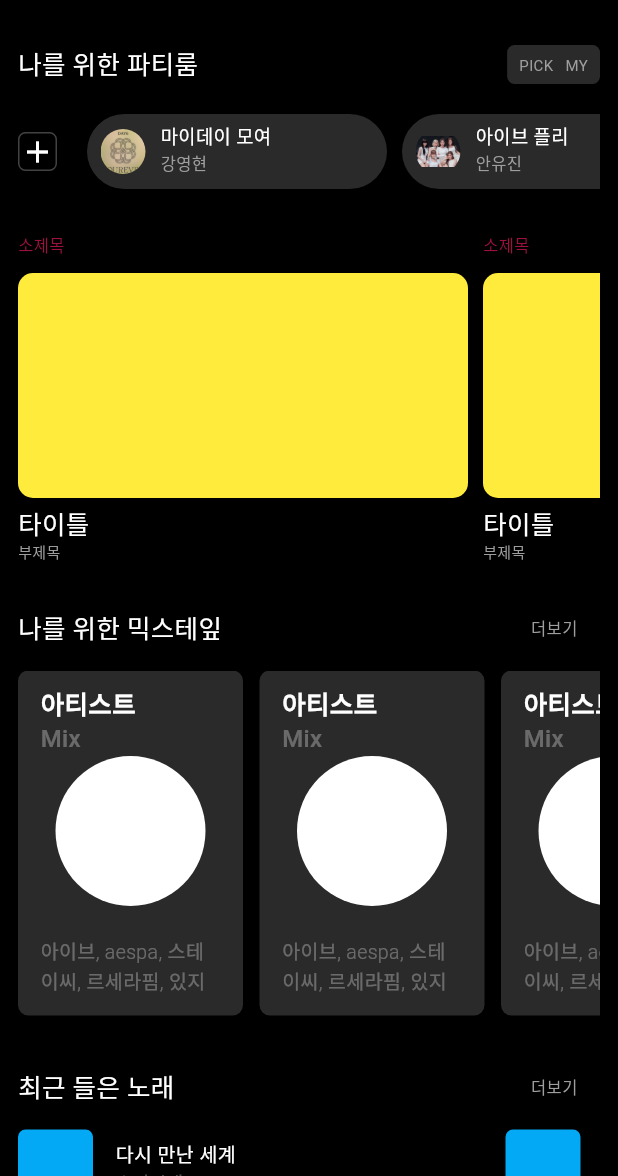
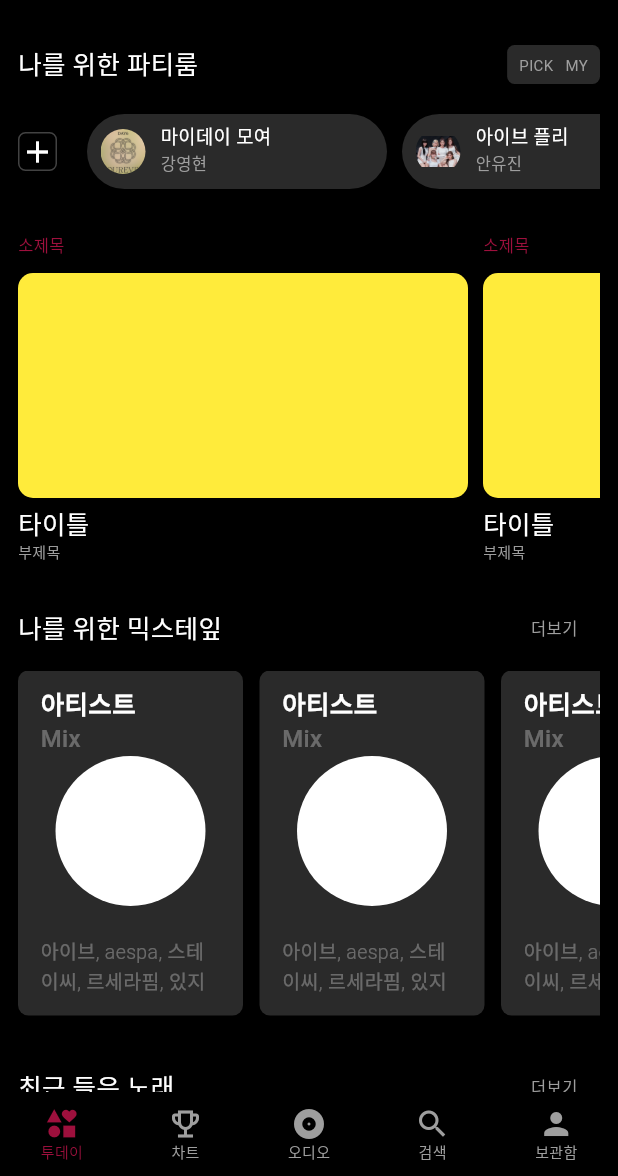
Before and after one commit to SO-HUII/Music-App-Clone-Coding, a Flutter app: the screen it shows after launch, after a tap on the "add" icon, on a phone screen of 412 x 824 dp, the part 60-1236 px from its top. Run offline on Flutter 3.47's test engine with Material 3 defaults, Android fonts, the phone set to English and light mode, and no system bars; our stand-ins replace flutter_svg, get.

Commit message:
Feat: Magazine widget 구현 및 homeview에 적용 + 필요없는 import구문 삭제

```diff
--- /dev/null
+++ b/lib/routes/home/components/magazine.widget.dart
@@ -0,0 +1,115 @@
+import 'package:flutter/material.dart';
+import 'package:get/get.dart';
+import 'package:music_app_clone_coding/common/style/font.dart';
+
+class Magazine extends StatefulWidget {
+  const Magazine({super.key});
+
+  @override
+  State<Magazine> createState() => _MagazineState();
+}
+
+class _MagazineState extends State<Magazine> {
+  late RxBool padEndsValue = false.obs;
+
+  @override
+  Widget build(BuildContext context) {
+    final PageController magazineController =
+        PageController(initialPage: 0, viewportFraction: 0.85);
+
+    return Column(
+      children: [
+        const Padding(
+          padding: EdgeInsets.fromLTRB(0, 0, 15, 0),
+          child: Row(
+            mainAxisAlignment: MainAxisAlignment.spaceBetween,
+            children: [
+              Text(
+                "매거진",
+                style: MyFontFamily.subTitle,
+              ),
+              Text(
+                "더보기",
+                style: MyFontFamily.detailTitle,
+              ),
+            ],
+          ),
+        ),
+        const SizedBox(height: 20),
+        SizedBox(
+          height: 300,
+          child: PageView.builder(
+            controller: magazineController,
+            itemCount: 4,
+            padEnds: padEndsValue(),
+            onPageChanged: (index) {
+              if (index != 0 && index != 3) {
+                padEndsValue(true);
+              } else {
+                padEndsValue(false);
+              }
+              setState(() {});
+            },
+            itemBuilder: (context, index) {
+              return Container(
+                margin: const EdgeInsets.only(right: 10),
+                child: Column(
+                  children: [
+                    Container(
+                      width: 300,
+                      height: 300,
+                      //alignment: Alignment.bottomLeft,
+                      padding: const EdgeInsets.symmetric(
+                        horizontal: 15,
+                        vertical: 20,
+                      ),
+                      decoration: BoxDecoration(
+                        borderRadius: BorderRadius.circular(5),
+                        color: Colors.pinkAccent,
+                      ),
+                      child: Column(
+                        mainAxisAlignment: MainAxisAlignment.end,
+                        crossAxisAlignment: CrossAxisAlignment.start,
+                        children: [
+                          Container(
+                            decoration: BoxDecoration(
+                              borderRadius: BorderRadius.circular(50),
+                              color: Colors.deepPurple,
+                            ),
+                            width: 70,
+                            height: 25,
+                            child: const Align(
+                              alignment: Alignment.center,
+                              child: Text(
+                                'GENRE',
+                                textAlign: TextAlign.center,
+                                style: TextStyle(
+                                  fontSize: 13,
+                                  fontWeight: FontWeight.bold,
+                                  color: Colors.white,
+                                ),
+                              ),
+                            ),
+                          ),
+                          const SizedBox(height: 5),
+                          const Text(
+                            "이주의 디깅 #181 \n비욘세",
+                            style: TextStyle(
+                              fontSize: 20,
+                              fontWeight: FontWeight.bold,
+                              color: Colors.white,
+                            ),
+                          ),
+                        ],
+                      ),
+                    ),
+                  ],
+                ),
+              );
+            },
+          ),
+        ),
+      ],
+    );
+  }
+}
--- a/lib/routes/home/components/mixtape.widget.dart
+++ b/lib/routes/home/components/mixtape.widget.dart
@@ -1,5 +1,4 @@
 import 'package:flutter/material.dart';
-import 'package:flutter/widgets.dart';
 import 'package:music_app_clone_coding/common/style/font.dart';
 
 class MixTape extends StatelessWidget {
--- a/lib/routes/home/components/partyRoom.widget.dart
+++ b/lib/routes/home/components/partyRoom.widget.dart
@@ -1,5 +1,4 @@
 import 'package:flutter/material.dart';
-import 'package:flutter/widgets.dart';
 import 'package:music_app_clone_coding/common/style/font.dart';
 
 List<Map<String, String>> partyRoomItems = [
--- a/lib/routes/home/components/recentAlbum.widget.dart
+++ b/lib/routes/home/components/recentAlbum.widget.dart
@@ -1,5 +1,4 @@
 import 'package:flutter/material.dart';
-import 'package:flutter/widgets.dart';
 import 'package:music_app_clone_coding/common/style/font.dart';
 
 class RecentAlbum extends StatelessWidget {
@@ -28,14 +27,12 @@ class RecentAlbum extends StatelessWidget {
         const SizedBox(height: 10),
         SizedBox(
           height: 210,
-          child: Expanded(
           child: ListView.builder(
             scrollDirection: Axis.horizontal,
             itemCount: 10,
             itemBuilder: (context, index) {
               return Container(
                 width: 150,
-                  //height: 250,
                 margin: const EdgeInsets.fromLTRB(0, 0, 15, 0),
                 child: Column(
                   crossAxisAlignment: CrossAxisAlignment.start,
@@ -52,7 +49,7 @@ class RecentAlbum extends StatelessWidget {
                     const Text(
                       "노래 제목",
                       style: TextStyle(
-                          fontSize: 17,
+                        fontSize: 16,
                         fontWeight: FontWeight.w200,
                         color: Colors.white,
                       ),
@@ -60,7 +57,7 @@ class RecentAlbum extends StatelessWidget {
                     const Text(
                       "가수 이름",
                       style: TextStyle(
-                          fontSize: 16,
+                        fontSize: 15,
                         fontWeight: FontWeight.w200,
                         color: Colors.grey,
                       ),
@@ -71,7 +68,6 @@ class RecentAlbum extends StatelessWidget {
             },
           ),
         ),
-        ),
       ],
     );
   }
--- a/lib/routes/home/home.view.dart
+++ b/lib/routes/home/home.view.dart
@@ -1,5 +1,7 @@
 import 'package:flutter/material.dart';
+import 'package:music_app_clone_coding/common/style/color.dart';
 import 'package:music_app_clone_coding/routes/home/components/homeHeader.widget.dart';
+import 'package:music_app_clone_coding/routes/home/components/magazine.widget.dart';
 import 'package:music_app_clone_coding/routes/home/components/mixtape.widget.dart';
 import 'package:music_app_clone_coding/routes/home/components/partyRoom.widget.dart';
 import 'package:music_app_clone_coding/routes/home/components/recentAlbum.widget.dart';
@@ -16,10 +18,10 @@ class HomeView extends StatefulWidget {
 class _HomeViewState extends State<HomeView> {
   @override
   Widget build(BuildContext context) {
-    return const SafeArea(
+    return SafeArea(
       child: Scaffold(
         backgroundColor: Colors.black,
-        body: SingleChildScrollView(
+        body: const SingleChildScrollView(
           child: Padding(
             padding: EdgeInsets.symmetric(
               horizontal: 12,
@@ -37,9 +39,43 @@ class _HomeViewState extends State<HomeView> {
                 RecentListenedMusic(),
                 SizedBox(height: 30),
                 RecentAlbum(),
+                SizedBox(height: 40),
+                Magazine(),
               ],
             ),
           ),
+        ),
+        bottomNavigationBar: BottomNavigationBar(
+          backgroundColor: Colors.black,
+          selectedItemColor: MyColorFamily.main,
+          unselectedItemColor: Colors.grey,
+          selectedLabelStyle:
+              const TextStyle(fontSize: 10, fontWeight: FontWeight.normal),
+          unselectedLabelStyle:
+              const TextStyle(fontSize: 10, fontWeight: FontWeight.normal),
+          type: BottomNavigationBarType.fixed,
+          items: const [
+            BottomNavigationBarItem(
+              icon: Icon(Icons.interests),
+              label: '투데이',
+            ),
+            BottomNavigationBarItem(
+              icon: Icon(Icons.emoji_events_outlined),
+              label: '차트',
+            ),
+            BottomNavigationBarItem(
+              icon: Icon(Icons.album),
+              label: '오디오',
+            ),
+            BottomNavigationBarItem(
+              icon: Icon(Icons.search),
+              label: '검색',
+            ),
+            BottomNavigationBarItem(
+              icon: Icon(Icons.person),
+              label: '보관함',
+            ),
+          ],
         ),
       ),
     );
```
Lines whose indentation alone changed are shown as unchanged.
